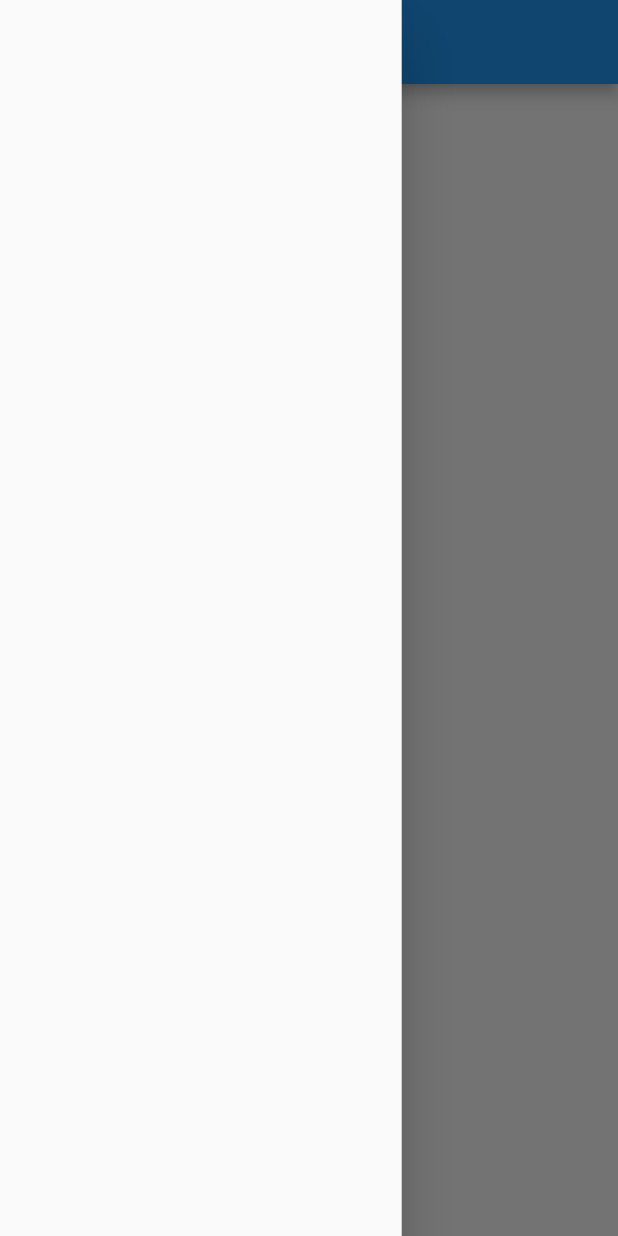
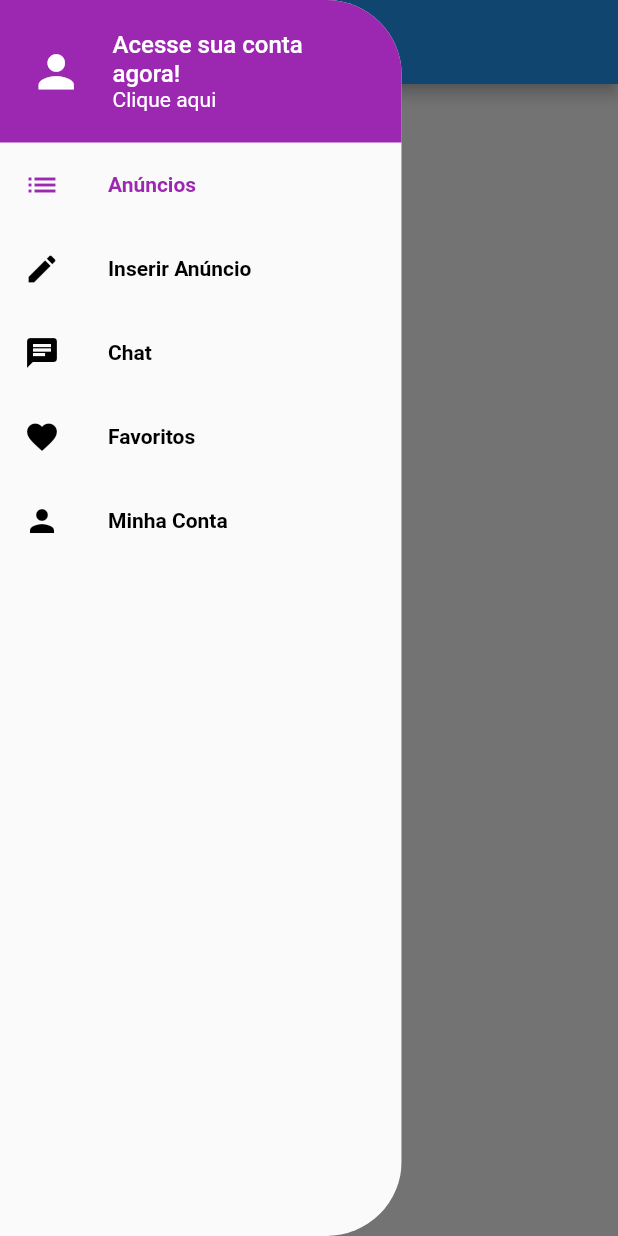
Before and after one commit to Luiz-fss/xlo_parseServe_Mobx, a Flutter app: the screen it shows after launch, with the side drawer open, on a phone screen of 412 x 824 dp. Run offline on Flutter 3.47's test engine with Material 2 defaults, Android fonts, the phone set to English and light mode, and no system bars; our stand-ins replace get_it, mobx, parse_server_sdk; generated files the repository leaves out were written again.

Commit message:
Incluindo MobX e GetIT

```diff
--- a/lib/components/custom_drawer/custom_drawer.dart
+++ b/lib/components/custom_drawer/custom_drawer.dart
@@ -1,11 +1,27 @@
 import 'package:flutter/material.dart';
+import 'package:xlo_mobx_parse_server/components/custom_drawer/page_section.dart';
+import 'custom_drawer_header.dart';
 
 class CustomDrawer extends StatelessWidget {
   @override
   Widget build(BuildContext context) {
-    return SizedBox(
-        width: MediaQuery.of(context).size.width * 0.65,
-        child: Drawer(),
+    return ClipRRect(
+      /*Com a propriedade horizontal é permetido decidir se quer
+      * colar um raio, tanto na esquerda como na direita*/
+      borderRadius: BorderRadius.horizontal(right: Radius.circular(50)),
+      child: SizedBox(
+          width: MediaQuery.of(context).size.width * 0.65,
+          child: Drawer(
+            child: ListView(
+              children: [
+                //header
+                CustomDrawerHeader(),
+                //paginas
+                PageSection()
+              ],
+            )
+          ),
+      ),
     );
   }
 }
--- /dev/null
+++ b/lib/components/custom_drawer/custom_drawer_header.dart
@@ -0,0 +1,42 @@
+import 'package:flutter/material.dart';
+
+class CustomDrawerHeader extends StatelessWidget {
+  @override
+  Widget build(BuildContext context) {
+    return Container(
+      color: Colors.purple,
+      height: 95,
+      padding: const EdgeInsets.symmetric(horizontal: 20),
+      child: Row(
+        children: [
+          Icon(Icons.person,color: Colors.white,size: 35,),
+          const SizedBox(width: 20,),
+          Expanded(
+            child: Column(
+              crossAxisAlignment: CrossAxisAlignment.start,
+              mainAxisAlignment: MainAxisAlignment.center,
+              children: [
+                Text(
+                  "Acesse sua conta agora!",
+                  style: TextStyle(
+                    color: Colors.white,
+                    fontSize: 16,
+                    fontWeight: FontWeight.w500
+                  ),
+                ),
+                Text(
+                  "Clique aqui",
+                  style: TextStyle(
+                    color: Colors.white,
+                    fontSize: 14,
+                    fontWeight: FontWeight.w400
+                  ),
+                )
+              ],
+            ),
+          )
+        ],
+      ),
+    );
+  }
+}
--- /dev/null
+++ b/lib/components/custom_drawer/page_section.dart
@@ -0,0 +1,63 @@
+import 'package:flutter/material.dart';
+import 'package:get_it/get_it.dart';
+import 'package:xlo_mobx_parse_server/components/custom_drawer/page_tile.dart';
+import 'package:xlo_mobx_parse_server/stores/page_store.dart';
+
+class PageSection extends StatelessWidget {
+
+  final PageStore pageStore = GetIt.I<PageStore>();
+
+  @override
+  Widget build(BuildContext context) {
+    return Column(
+      children: [
+        PageTile(
+          label: "Anúncios",
+          iconData: Icons.list,
+          onTap:(){
+            print("chamou");
+            pageStore.setPage(0);
+          },
+          highlighted: pageStore.page == 0
+        ),
+        PageTile(
+            label: "Inserir Anúncio",
+            iconData: Icons.edit,
+            onTap:(){
+              pageStore.setPage(1);
+            },
+            highlighted: pageStore.page == 1
+        ),
+        PageTile(
+            label: "Chat",
+            iconData: Icons.chat,
+            onTap:(){
+              print("chamou");
+              print(pageStore);
+              pageStore.setPage(2);
+              print(pageStore);
+            },
+            highlighted: pageStore.page == 2
+        ),
+        PageTile(
+            label: "Favoritos",
+            iconData: Icons.favorite,
+            onTap:(){
+              print("chamou");
+              pageStore.setPage(3);
+            },
+            highlighted: pageStore.page == 3
+        ),
+        PageTile(
+            label: "Minha Conta",
+            iconData: Icons.person,
+            onTap:(){
+              print("chamou");
+              pageStore.setPage(4);
+            },
+            highlighted: pageStore.page == 4
+        ),
+      ],
+    );
+  }
+}
--- /dev/null
+++ b/lib/components/custom_drawer/page_tile.dart
@@ -0,0 +1,31 @@
+import 'package:flutter/material.dart';
+
+class PageTile extends StatelessWidget {
+
+  final String label;
+  final IconData iconData;
+  final VoidCallback onTap;
+  final bool highlighted;
+
+
+  PageTile({this.label, this.iconData, this.onTap, this.highlighted});
+
+  @override
+  Widget build(BuildContext context) {
+    return ListTile(
+      title: Text(
+          label,
+        style: TextStyle(
+          color: highlighted==true ? Colors.purple : Colors.black,
+          fontWeight: FontWeight.w700
+        )
+      ),
+      leading: Icon(
+        iconData,
+        color: highlighted==true ? Colors.purple : Colors.black,
+      ),
+      onTap: onTap,
+
+    );
+  }
+}
--- a/lib/main.dart
+++ b/lib/main.dart
@@ -1,6 +1,8 @@
 import 'package:flutter/material.dart';
+import 'package:get_it/get_it.dart';
 import 'package:parse_server_sdk/parse_server_sdk.dart';
 import 'package:xlo_mobx_parse_server/screens/base/base_screen.dart';
+import 'package:xlo_mobx_parse_server/stores/page_store.dart';
 
 
 void main() async{
@@ -8,8 +10,20 @@ void main() async{
   * ter iniciado o app*/
   WidgetsFlutterBinding.ensureInitialized();
   await initializeParse();
+  setupLocators();
   runApp(MyApp());
 
+}
+
+void setupLocators(){
+  /*o get it é um service locator então
+  * você utiliza ele para localizar os serviços do seu app
+  * e o PageStore é um serviço*/
+
+  /*Sigleton significa que vai exitir só uma instancia
+  * no app inteiro, então sempre que for chamado será sempre a mesma*/
+  GetIt.I.registerSingleton(PageStore());
+  print("setup");
 }
 
 Future<void> initializeParse()async{
--- a/lib/screens/base/base_screen.dart
+++ b/lib/screens/base/base_screen.dart
@@ -1,9 +1,30 @@
 import 'package:flutter/material.dart';
+import 'package:get_it/get_it.dart';
+import 'package:mobx/mobx.dart';
 import 'package:xlo_mobx_parse_server/screens/home/home_screen.dart';
+import 'package:xlo_mobx_parse_server/stores/page_store.dart';
 
-class BaseScreen extends StatelessWidget {
+class BaseScreen extends StatefulWidget {
 
+  @override
+  _BaseScreenState createState() => _BaseScreenState();
+}
+
+class _BaseScreenState extends State<BaseScreen> {
   final PageController pageController = PageController();
+  final PageStore pageStore = GetIt.I<PageStore>();
+
+  @override
+  void initState() {
+    // TODO: implement initState
+    super.initState();
+
+    reaction(
+          (_) => pageStore.page,
+          (page)=> pageController.jumpToPage(page)
+    );
+  }
+
   @override
   Widget build(BuildContext context) {
     return Scaffold(
--- /dev/null
+++ b/lib/stores/page_store.dart
@@ -0,0 +1,15 @@
+import 'package:mobx/mobx.dart';
+
+part 'page_store.g.dart';
+
+class PageStore = _PageStore with _$PageStore;
+
+abstract class _PageStore with Store{
+
+  @observable
+  int page = 0;
+
+  @action
+  void setPage(int value) => page = value;
+
+}
--- a/pubspec.yaml
+++ b/pubspec.yaml
@@ -29,10 +29,15 @@ dependencies:
   # Use with the CupertinoIcons class for iOS style icons.
   cupertino_icons: ^1.0.0
   parse_server_sdk_flutter: ^1.0.26
+  mobx: ^1.2.1+2
+  flutter_mobx: ^1.1.0+2
+  get_it: ^4.0.4
 
 dev_dependencies:
   flutter_test:
     sdk: flutter
+  build_runner: ^1.10.2
+  mobx_codegen: ^1.1.0+1
 
 # For information on the generic Dart part of this file, see the
 # following page: https://dart.dev/tools/pub/pubspec
```
Also changed, not shown: lib/stores/page_store.g.dart (added), pubspec.lock.
